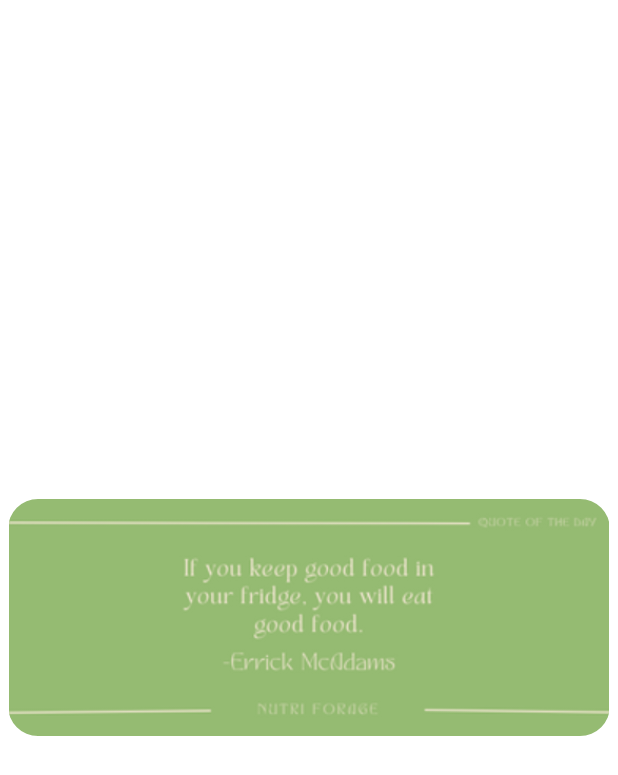
After one commit to gekkkota/NutriForage, an Android app: the layout activity_round_image.xml on its own in the app's theme, with its tools: preview values and no code run, on a phone screen of 412 x 824 dp. The commit adds this screen. Shown: the top 775 px of the screen. Run offline under Robolectric (Android 15) with nearby library versions, the phone set to English and light mode, and no system bars.

Commit message:
Message of the Day

```diff
--- a/app/build.gradle
+++ b/app/build.gradle
@@ -39,4 +39,5 @@ dependencies {
     testImplementation 'junit:junit:4.13.2'
     androidTestImplementation 'androidx.test.ext:junit:1.1.5'
     androidTestImplementation 'androidx.test.espresso:espresso-core:3.5.1'
+
 }
--- a/app/src/main/AndroidManifest.xml
+++ b/app/src/main/AndroidManifest.xml
@@ -19,7 +19,7 @@
             android:exported="true" />
 
         <activity
-            android:name=".SplashScreen"
+            android:name=".UserDashboard"
             android:exported="true"
             android:theme="@style/SplashScreen">
         <intent-filter>
@@ -58,7 +58,7 @@
         </activity>
 
         <activity
-            android:name=".UserDashboard"
+            android:name=".SplashScreen"
             android:exported="true">
 
             <meta-data
--- /dev/null
+++ b/app/src/main/res/layout/activity_round_image.xml
@@ -0,0 +1,22 @@
+<?xml version="1.0" encoding="utf-8"?>
+<RelativeLayout xmlns:android="http://schemas.android.com/apk/res/android"
+    android:layout_width="match_parent"
+    android:layout_height="match_parent"
+    xmlns:tools="http://schemas.android.com/tools"
+    xmlns:app="http://schemas.android.com/apk/res-auto">
+
+    <com.google.android.material.imageview.ShapeableImageView
+        android:layout_width="match_parent"
+        android:layout_height="wrap_content"
+        android:adjustViewBounds="true"
+        android:scaleType="fitCenter"
+        android:layout_margin="5dp"
+        android:layout_centerInParent="true"
+        android:src="@drawable/qotd_1"
+        android:id="@+id/qotd_1"
+        app:shapeAppearanceOverlay="@style/roundimageview"/>
+
+
+
+
+</RelativeLayout>
--- a/app/src/main/res/values/themes.xml
+++ b/app/src/main/res/values/themes.xml
@@ -19,4 +19,12 @@
         <item name="android:windowBackground">@drawable/background_splashscreen</item>
         <item name="android:statusBarColor" tools:targetApi="l">#72856A</item>
     </style>
+
+    <style name="roundimageview" parent="">
+
+        <item name="cornerFamily">rounded</item>
+        <item name="cornerSize">20dp</item>
+        <item name="color">@color/white</item>
+
+    </style>
 </resources>
```
Also changed, not shown: app/src/main/res/layout/activity_user_dashboard.xml (+11 -8 lines), app/src/main/res/drawable/qotd_1.png (added).
